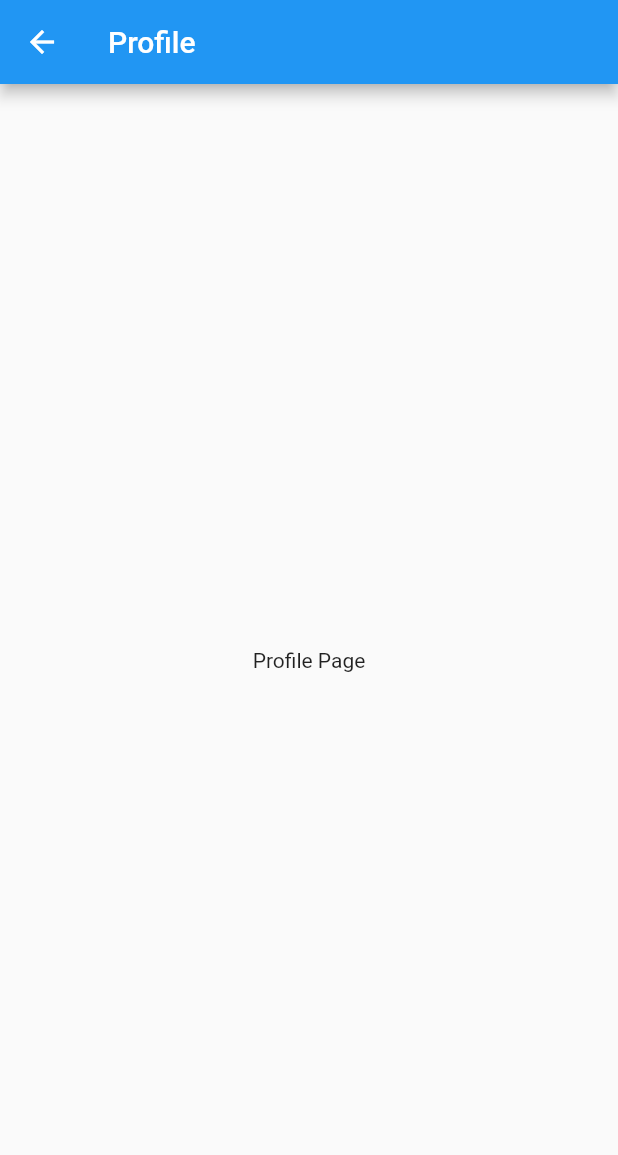
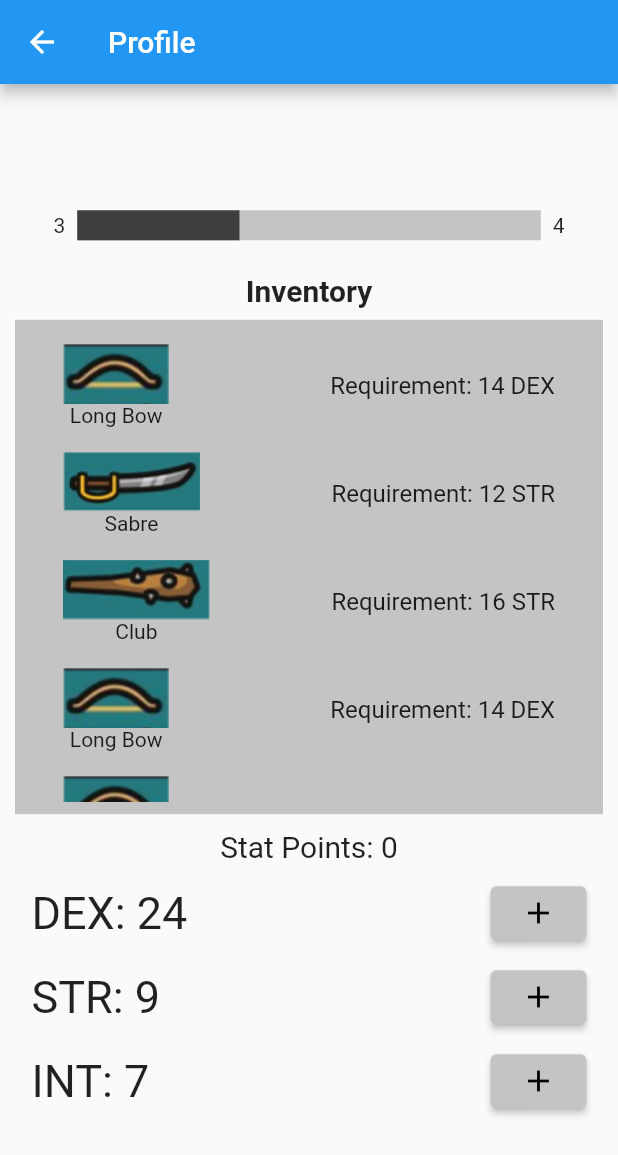
Before and after one commit to gmadharh/mobile_computing, a Flutter app: the ProfilePage screen opened directly, on a phone screen of 412 x 824 dp. Shown: the top 1155 px of the screen. Run offline on Flutter 3.47's test engine with Material 2 defaults, Android fonts, the light colour scheme and no system bars.

Commit message:
Profile Page Complete

```diff
--- /dev/null
+++ b/lib/models/temp_invent.dart
@@ -0,0 +1,42 @@
+List items = [
+  {
+    "item": "Long Bow",
+    "req": "14 DEX",
+    "img": "bow.PNG"
+  },
+  {
+    "item": "Sabre",
+    "req": "12 STR",
+    "img": "sabre.PNG"
+  },
+  {
+    "item": "Club",
+    "req": "16 STR",
+    "img": "club.PNG"
+  },
+  {
+    "item": "Long Bow",
+    "req": "14 DEX",
+    "img": "bow.PNG"
+  },
+  {
+    "item": "Long Bow",
+    "req": "14 DEX",
+    "img": "bow.PNG"
+  },
+  {
+    "item": "Sabre",
+    "req": "12 STR",
+    "img": "sabre.PNG"
+  },
+  {
+    "item": "Club",
+    "req": "16 STR",
+    "img": "club.PNG"
+  },
+  {
+    "item": "Long Bow",
+    "req": "14 DEX",
+    "img": "bow.PNG"
+  },
+];
--- /dev/null
+++ b/lib/models/user_models.dart
@@ -0,0 +1,27 @@
+import 'package:flutter/material.dart';
+
+class UserModel{
+
+  late int total_xp;
+  final user_name;
+  final avartar;
+  var stats = {
+      "dex": 1,
+
+      "str": 1,
+
+      "int": 1,
+  };
+
+  late var inventory;
+
+  // default constructor
+  // UserModel(this.user_name, this.avartar){
+  //   total_xp = 0;
+  //   inventory = {};
+  // }
+
+  // customizable constructor
+  UserModel(this.user_name, this.avartar, this.stats, this.inventory);
+
+}
--- a/lib/pages/profile.dart
+++ b/lib/pages/profile.dart
@@ -1,11 +1,154 @@
+// Abdul Mahmoud
+// March 8, 2022
+// Swagmasters V2
+// Profile Page
+// Milestone 2
+// CIS*4030
+
 import 'package:flutter/material.dart';
+import 'package:mobile_computing/models/temp_invent.dart';
 
-class ProfilePage extends StatelessWidget{
+class ProfilePage extends StatefulWidget{
+  const ProfilePage({Key? key}) : super(key: key);
+
   @override
-  Widget build(BuildContext context) => Scaffold(
+  _ProfilePageState createState() => _ProfilePageState();
+}
+
+class _ProfilePageState extends State<ProfilePage> {
+
+  double xp = 35.0;
+  double targetXP = 100.0;
+  var level = 3;
+
+
+  @override
+  Widget build (BuildContext context){
+    return Scaffold(
     appBar: AppBar(
       title: const Text("Profile"),
     ),
-    body: const Center(child: Text("Profile Page")),
+    body: Center(
+      child: SingleChildScrollView(
+        child: Column(
+          crossAxisAlignment: CrossAxisAlignment.center,
+          children: <Widget> [
+
+            Padding(
+              padding: const EdgeInsets.all(8.0),
+              child: Row(
+                mainAxisAlignment: MainAxisAlignment.center,
+                crossAxisAlignment: CrossAxisAlignment.center,
+                children: [
+
+                  Padding(
+                    padding: const EdgeInsets.all(8.0),
+                    child: Text(level.toString()),
+                  ),
+
+                  SizedBox(
+                    width: (MediaQuery.of(context).size.width / 4) * 3,
+                    height: 20,
+                    child: LinearProgressIndicator(
+                      value: xp/targetXP,
+                      valueColor: const AlwaysStoppedAnimation<Color>(Color.fromARGB(255, 63, 63, 63)),
+                      backgroundColor: const Color.fromARGB(255, 196, 196, 196),
+                    )
+                  ),
+
+                  Padding(
+                    padding: const EdgeInsets.all(8.0),
+                    child: Text((level + 1).toString()),
+                  ),
+                ],
+              ),
+            ),
+
+            const Padding(
+              padding: EdgeInsets.all(8.0),
+              child: Text("Inventory", style: TextStyle(fontSize: 20, fontWeight: FontWeight.bold),),
+            ),
+
+            Container(
+              padding: const EdgeInsets.all(8.0),
+              decoration: const BoxDecoration(color: Color.fromARGB(255, 196, 196, 196)),
+              height: MediaQuery.of(context).size.height / 2.5,
+              width:  MediaQuery.of(context).size.width - 20,
+              child: SingleChildScrollView(
+                child: Column(
+                  crossAxisAlignment: CrossAxisAlignment.center,
+                  mainAxisAlignment: MainAxisAlignment.center,
+                  children: List.generate(items.length, (index) {
+                    return Padding(
+                      padding: const EdgeInsets.all(8.0),
+                      child: ListTile(
+                        leading: Column(
+                          crossAxisAlignment: CrossAxisAlignment.center,
+                          mainAxisAlignment: MainAxisAlignment.center,
+                          children: [
+                            SizedBox(
+                              height: 40,
+                              child: Image(image: AssetImage("lib/images/${items[index]['img']}"),)),
+                            Text(items[index]['item'])
+                          ],
+                        ),
+                        trailing: Text("Requirement: " + items[index]['req'], style: const TextStyle(fontSize: 16),),
+                        ),
+                    );
+                  }),
+                ),
+              ),
+            ),
+
+
+            const Padding(
+              padding: EdgeInsets.only(top: 10.0),
+              child: Text("Stat Points: 0", style: TextStyle(fontSize: 20),),
+            ),
+            Container(
+              padding: const EdgeInsets.all(5.0),
+              child: Column(
+                mainAxisAlignment: MainAxisAlignment.spaceEvenly,
+                children: [
+                  ListTile(
+                    leading: const Text("DEX: 24", style: TextStyle(fontSize: 30),),
+                    trailing: ElevatedButton(
+                      onPressed: (){},
+                      child: const Icon(Icons.add, color: Colors.black,),
+                      style: ButtonStyle(
+                        backgroundColor: MaterialStateProperty.all(const Color.fromARGB(255, 196, 196, 196))
+                      ),
+
+                    )
+                  ),
+                  ListTile(
+                    leading: const Text("STR: 9", style: TextStyle(fontSize: 30),),
+                    trailing: ElevatedButton(
+                      onPressed: (){},
+                      child: const Icon(Icons.add, color: Colors.black,),
+                      style: ButtonStyle(
+                        backgroundColor: MaterialStateProperty.all(const Color.fromARGB(255, 196, 196, 196))
+                      ),
+                    )
+                  ),
+                  ListTile(
+                    leading: const Text("INT: 7", style: TextStyle(fontSize: 30),),
+                    trailing: ElevatedButton(
+                      onPressed: (){},
+                      child: const Icon(Icons.add, color: Colors.black,),
+                      style: ButtonStyle(
+                        backgroundColor: MaterialStateProperty.all(const Color.fromARGB(255, 196, 196, 196))
+                      ),
+                    )
+                  ),
+                ]),
+            )
+
+
+          ],
+        ),
+      ),
+    ),
   );
+  }
 }
```
Also changed, not shown: pubspec.yaml (+4 -3 lines), lib/images/bow.PNG (added), lib/images/club.PNG (added), lib/images/sabre.PNG (added).
